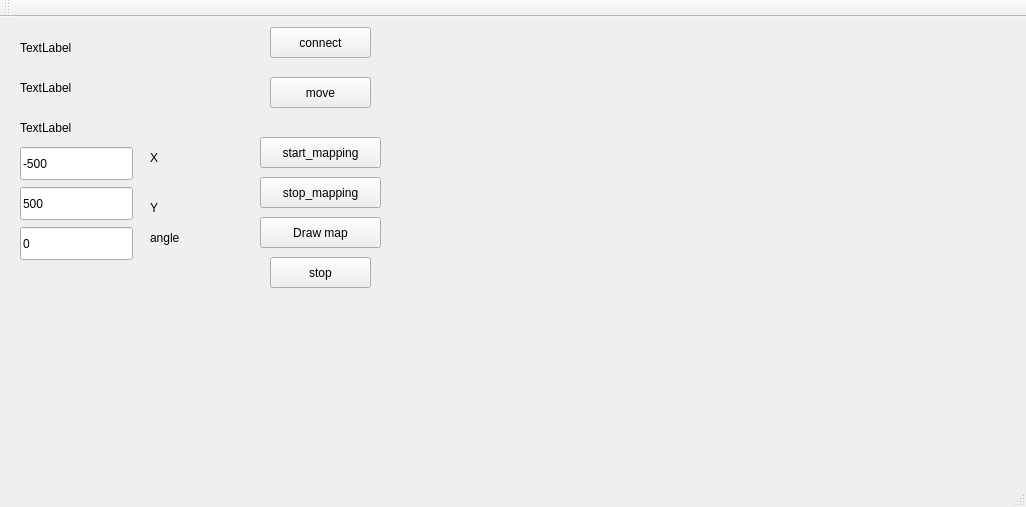
Qt form robot_demo/mainwindow.ui (MiroslavKohut/IroboCreate_project) before a commit.
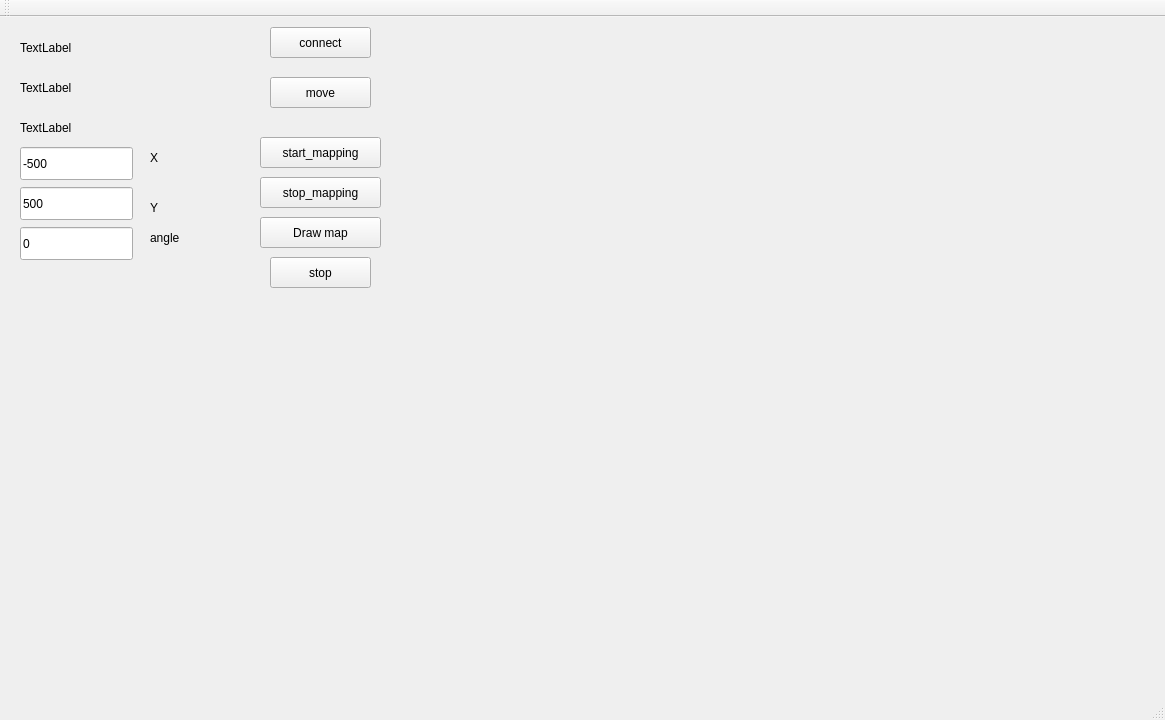
The same form after that commit.

```diff
--- a/robot_demo/mainwindow.ui
+++ b/robot_demo/mainwindow.ui
@@ -6,8 +6,8 @@
    <rect>
     <x>0</x>
     <y>0</y>
-    <width>1026</width>
-    <height>507</height>
+    <width>1165</width>
+    <height>720</height>
    </rect>
   </property>
   <property name="windowTitle">
```
Left out of the diff: 4 changed lines with no effect on the pictures.
